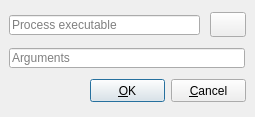
The window that FrmWork/uprocessitemmodify.ui (zhming0/Uranus) describes before a commit, drawn with Qt 5.
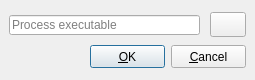
The same window after the commit. Icons and pictures are not drawn.

Diff of the .ui file:
```diff
--- a/FrmWork/uprocessitemmodify.ui
+++ b/FrmWork/uprocessitemmodify.ui
@@ -7,7 +7,7 @@
     <x>0</x>
     <y>0</y>
     <width>255</width>
-    <height>117</height>
+    <height>80</height>
    </rect>
   </property>
   <property name="sizePolicy">
@@ -50,24 +50,11 @@
     <string>Process executable</string>
    </property>
   </widget>
-  <widget class="QLineEdit" name="args">
-   <property name="geometry">
-    <rect>
-     <x>9</x>
-     <y>48</y>
-     <width>236</width>
-     <height>20</height>
-    </rect>
-   </property>
-   <property name="placeholderText">
-    <string>Arguments</string>
-   </property>
-  </widget>
   <widget class="QPushButton" name="ok">
    <property name="geometry">
     <rect>
      <x>90</x>
-     <y>79</y>
+     <y>45</y>
      <width>75</width>
      <height>23</height>
     </rect>
@@ -83,7 +70,7 @@
    <property name="geometry">
     <rect>
      <x>171</x>
-     <y>79</y>
+     <y>45</y>
      <width>75</width>
      <height>23</height>
     </rect>
```
Left out of the diff: 1 changed line with no effect on the pictures.
